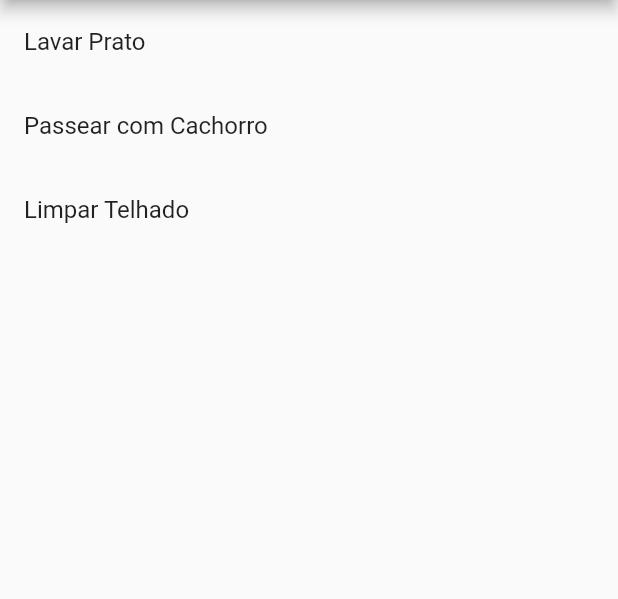
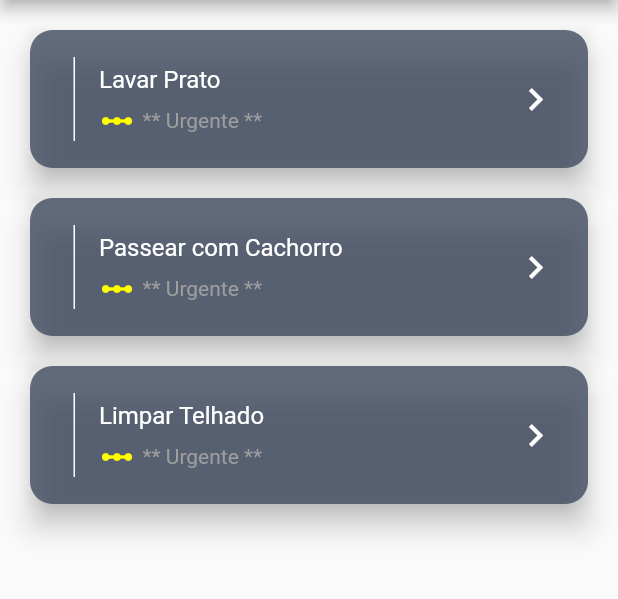
Before and after one commit to Davidson031/AppTarefasFlutter, a Flutter app: the screen it shows after launch, on a phone screen of 412 x 824 dp, the part 84-683 px from its top. Run offline on Flutter 3.47's test engine with Material 2 defaults, Android fonts, the phone set to English and light mode, and no system bars.

Commit message:
Criando e melhorando componente UI de tarefa

```diff
--- /dev/null
+++ b/lib/components/TarefaTile.dart
@@ -0,0 +1,59 @@
+// ignore_for_file: prefer_const_constructors, prefer_const_literals_to_create_immutables
+
+import 'package:flutter/material.dart';
+import 'package:flutter/src/foundation/key.dart';
+import 'package:flutter/src/widgets/framework.dart';
+
+class TarefaTile extends StatelessWidget {
+  String titulo;
+  //const TarefaTile({Key? key}) : super(key: key);
+
+  TarefaTile(this.titulo);
+
+  @override
+  Widget build(BuildContext context) {
+    return Card(
+      color: Colors.transparent,
+      elevation: 8.0,
+      margin: const EdgeInsets.only(left: 20, top: 20, right: 20),
+      child: Container(
+        decoration: const BoxDecoration(
+          color: Color.fromRGBO(64, 75, 96, 0.8),
+          borderRadius: BorderRadius.all(Radius.circular(15)),
+        ),
+        child: ListTile(
+          minLeadingWidth: 10,
+          contentPadding:
+              EdgeInsets.symmetric(horizontal: 20.0, vertical: 10.0),
+          leading: Container(
+            height: 80,
+            width: 10,
+            decoration: BoxDecoration(
+                border: Border(
+              right: BorderSide(width: 1.0, color: Colors.white),
+            )),
+          ),
+          title: Text(
+            titulo,
+            style: TextStyle(color: Colors.white),
+          ),
+          subtitle: Row(
+            children: [
+              Icon(Icons.linear_scale, color: Colors.yellowAccent),
+              SizedBox(
+                height: 35,
+                width: 5,
+              ),
+              Text(
+                "** Urgente **",
+                style: TextStyle(color: Colors.grey),
+              )
+            ],
+          ),
+          trailing:
+              Icon(Icons.keyboard_arrow_right, color: Colors.white, size: 30.0),
+        ),
+      ),
+    );
+  }
+}
--- a/lib/paginas/pagina_lista_tarefas.dart
+++ b/lib/paginas/pagina_lista_tarefas.dart
@@ -3,6 +3,7 @@ import 'package:flutter/src/foundation/key.dart';
 import 'package:flutter/src/widgets/framework.dart';
 import 'package:provider/provider.dart';
 
+import '../components/TarefaTile.dart';
 import '../dados/tarefas.dart';
 import '../models/listaDeTarefas.dart';
 import '../utils/rotas.dart';
@@ -22,6 +23,7 @@ class _PaginaListaTarefasState extends State<PaginaListaTarefas> {
     final lista = Provider.of<ListaDeTarefas>(context).tarefas;
 
     return Scaffold(
+      extendBody: true,
       appBar: AppBar(
         title: const Text("Tarefas Pendentes"),
         actions: [
@@ -33,9 +35,7 @@ class _PaginaListaTarefasState extends State<PaginaListaTarefas> {
       body: ListView.builder(
         itemCount: lista.length,
         itemBuilder: (context, index) {
-          return ListTile(
-            title: Text(lista[index].titulo),
-          );
+          return TarefaTile(lista[index].titulo);
         },
       ),
     );
```
